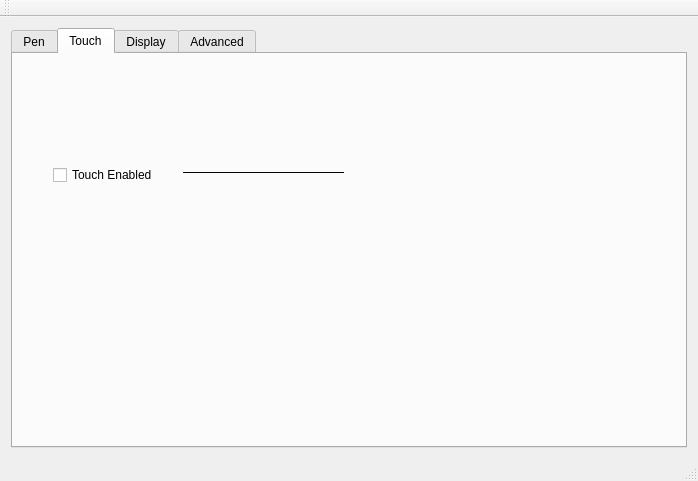
Old version of the form mainwindow.ui in the repository bekroogle/Bamboozled.
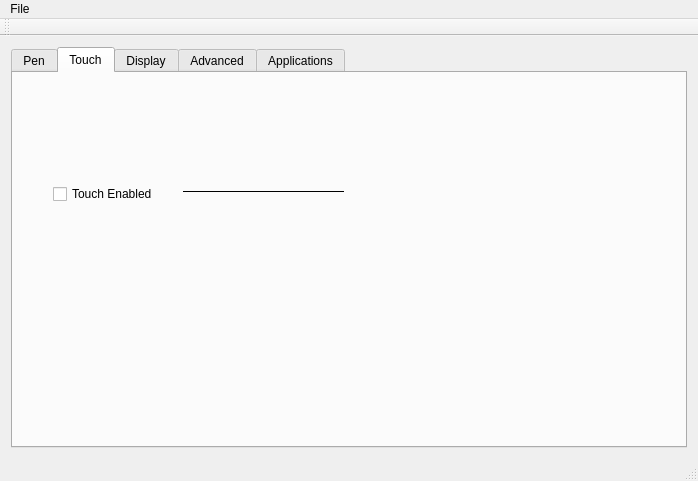
New version of the form. The open tabs and pages were chosen to show the change. Icons and pictures are not drawn.

Commit message: Added 'Applications' tab, and non-functional 'File' menu.

Diff of the .ui file:
```diff
--- a/mainwindow.ui
+++ b/mainwindow.ui
@@ -23,6 +23,12 @@
    <layout class="QVBoxLayout" name="verticalLayout">
     <item>
      <widget class="QTabWidget" name="tabWidget">
+      <property name="tabPosition">
+       <enum>QTabWidget::North</enum>
+      </property>
+      <property name="tabShape">
+       <enum>QTabWidget::Rounded</enum>
+      </property>
       <property name="currentIndex">
        <number>2</number>
       </property>
@@ -245,6 +251,11 @@
         <string>Advanced</string>
        </attribute>
       </widget>
+      <widget class="QWidget" name="appsTab">
+       <attribute name="title">
+        <string>Applications</string>
+       </attribute>
+      </widget>
      </widget>
     </item>
    </layout>
@@ -258,6 +269,18 @@
      <height>25</height>
     </rect>
    </property>
+   <widget class="QMenu" name="menuFile">
+    <property name="title">
+     <string>File</string>
+    </property>
+    <addaction name="action_New"/>
+    <addaction name="action_Open"/>
+    <addaction name="action_Save"/>
+    <addaction name="actionSave_As"/>
+    <addaction name="separator"/>
+    <addaction name="action_Quit"/>
+   </widget>
+   <addaction name="menuFile"/>
   </widget>
   <widget class="QToolBar" name="mainToolBar">
    <attribute name="toolBarArea">
```
Left out of the diff: 27 changed lines with no effect on the pictures. The commit also changes 1 other file.
